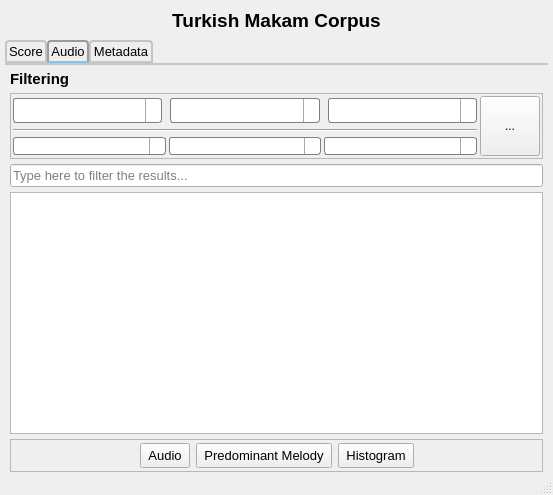
Above: ui_files/qt_designs/makam_main.ui from MTG/dunya-desktop before the change. Below: the same form after it.
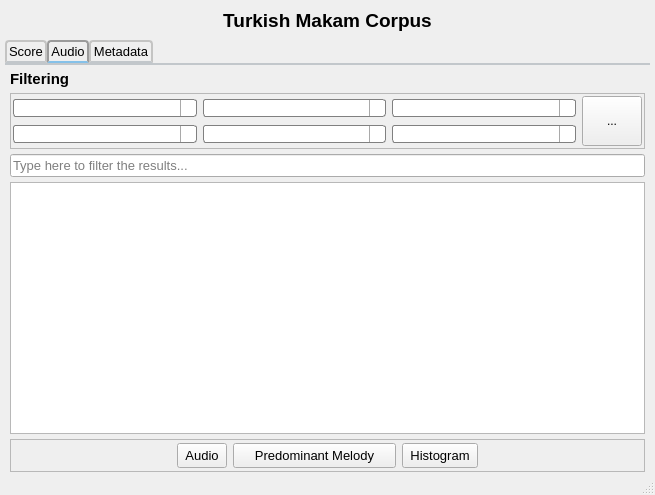
That is the form after the change. Icons and pictures are not drawn.

Commit message: Design is refactored - Comboboxes are arranged

```diff
--- a/ui_files/qt_designs/makam_main.ui
+++ b/ui_files/qt_designs/makam_main.ui
@@ -6,7 +6,7 @@
    <rect>
     <x>0</x>
     <y>0</y>
-    <width>553</width>
+    <width>655</width>
     <height>495</height>
    </rect>
   </property>
@@ -182,7 +182,7 @@
           <property name="lineWidth">
            <number>1</number>
           </property>
-          <layout class="QGridLayout" name="gridLayout_filtering" rowstretch="0,0,0,0">
+          <layout class="QGridLayout" name="gridLayout_filtering" rowstretch="0,0,0">
            <property name="sizeConstraint">
             <enum>QLayout::SetNoConstraint</enum>
            </property>
@@ -192,447 +192,23 @@
            <property name="spacing">
             <number>3</number>
            </property>
-           <item row="1" column="0">
-            <widget class="Line" name="line_seperator">
+           <item row="0" column="1">
+            <spacer name="horizontalSpacer_makam_form">
              <property name="orientation">
               <enum>Qt::Horizontal</enum>
              </property>
-            </widget>
-           </item>
-           <item row="2" column="0">
-            <layout class="QHBoxLayout" name="horizontalLayout_otheratt">
-             <item>
-              <widget class="QComboBox" name="comboBox_composer">
-               <property name="minimumSize">
-                <size>
-                 <width>104</width>
-                 <height>0</height>
-                </size>
-               </property>
-               <property name="styleSheet">
-                <string notr="true">QComboBox {
-    border: 1px solid gray;
-    border-radius: 3px;
-    /*padding: 1px 18px 1px 3px;*/
-    min-width: 6em;
-}
-
-QComboBox:editable {
-    background: white;
-}
-
-QComboBox:!editable, QComboBox::drop-down:editable {
-     background: qlineargradient(x1: 0, y1: 0, x2: 0, y2: 1,
-                                 stop: 0 #E1E1E1, stop: 0.4 #DDDDDD,
-                                 stop: 0.5 #D8D8D8, stop: 1.0 #D3D3D3);
-}
-
-/* QComboBox gets the &quot;on&quot; state when the popup is open */
-QComboBox:!editable:on, QComboBox::drop-down:editable:on {
-    background: qlineargradient(x1: 0, y1: 0, x2: 0, y2: 1,
-                                stop: 0 #D3D3D3, stop: 0.4 #D8D8D8,
-                                stop: 0.5 #DDDDDD, stop: 1.0 #E1E1E1);
-}
-
-QComboBox:on { /* shift the text when the popup opens */
-    padding-top: 3px;
-    padding-left: 4px;
-}
-
-QComboBox::drop-down {
-    subcontrol-origin: padding;
-    subcontrol-position: top right;
-    width: 15px;
-
-    border-left-width: 1px;
-    border-left-color: darkgray;
-    border-left-style: solid; /* just a single line */
-    border-top-right-radius: 3px; /* same radius as the QComboBox */
-    border-bottom-right-radius: 3px;
-}
-
-QComboBox::down-arrow {
-    image: url(/usr/share/icons/crystalsvg/16x16/actions/1downarrow.png);
-}
-
-QComboBox::down-arrow:on { /* shift the arrow when popup is open */
-    top: 1px;
-    left: 1px;
-}</string>
-               </property>
-              </widget>
-             </item>
-             <item>
-              <widget class="QComboBox" name="comboBox_performer">
-               <property name="styleSheet">
-                <string notr="true">QComboBox {
-    border: 1px solid gray;
-    border-radius: 3px;
-    /*padding: 1px 18px 1px 3px;*/
-    min-width: 6em;
-}
-
-QComboBox:editable {
-    background: white;
-}
-
-QComboBox:!editable, QComboBox::drop-down:editable {
-     background: qlineargradient(x1: 0, y1: 0, x2: 0, y2: 1,
-                                 stop: 0 #E1E1E1, stop: 0.4 #DDDDDD,
-                                 stop: 0.5 #D8D8D8, stop: 1.0 #D3D3D3);
-}
-
-/* QComboBox gets the &quot;on&quot; state when the popup is open */
-QComboBox:!editable:on, QComboBox::drop-down:editable:on {
-    background: qlineargradient(x1: 0, y1: 0, x2: 0, y2: 1,
-                                stop: 0 #D3D3D3, stop: 0.4 #D8D8D8,
-                                stop: 0.5 #DDDDDD, stop: 1.0 #E1E1E1);
-}
-
-QComboBox:on { /* shift the text when the popup opens */
-    padding-top: 3px;
-    padding-left: 4px;
-}
-
-QComboBox::drop-down {
-    subcontrol-origin: padding;
-    subcontrol-position: top right;
-    width: 15px;
-
-    border-left-width: 1px;
-    border-left-color: darkgray;
-    border-left-style: solid; /* just a single line */
-    border-top-right-radius: 3px; /* same radius as the QComboBox */
-    border-bottom-right-radius: 3px;
-}
-
-QComboBox::down-arrow {
-    image: url(/usr/share/icons/crystalsvg/16x16/actions/1downarrow.png);
-}
-
-QComboBox::down-arrow:on { /* shift the arrow when popup is open */
-    top: 1px;
-    left: 1px;
-}</string>
-               </property>
-              </widget>
-             </item>
-             <item>
-              <widget class="QComboBox" name="comboBox_instrument">
-               <property name="styleSheet">
-                <string notr="true">QComboBox {
-    border: 1px solid gray;
-    border-radius: 3px;
-    /*padding: 1px 18px 1px 3px;*/
-    min-width: 6em;
-}
-
-QComboBox:editable {
-    background: white;
-}
-
-QComboBox:!editable, QComboBox::drop-down:editable {
-     background: qlineargradient(x1: 0, y1: 0, x2: 0, y2: 1,
-                                 stop: 0 #E1E1E1, stop: 0.4 #DDDDDD,
-                                 stop: 0.5 #D8D8D8, stop: 1.0 #D3D3D3);
-}
-
-/* QComboBox gets the &quot;on&quot; state when the popup is open */
-QComboBox:!editable:on, QComboBox::drop-down:editable:on {
-    background: qlineargradient(x1: 0, y1: 0, x2: 0, y2: 1,
-                                stop: 0 #D3D3D3, stop: 0.4 #D8D8D8,
-                                stop: 0.5 #DDDDDD, stop: 1.0 #E1E1E1);
-}
-
-QComboBox:on { /* shift the text when the popup opens */
-    padding-top: 3px;
-    padding-left: 4px;
-}
-
-QComboBox::drop-down {
-    subcontrol-origin: padding;
-    subcontrol-position: top right;
-    width: 15px;
-
-    border-left-width: 1px;
-    border-left-color: darkgray;
-    border-left-style: solid; /* just a single line */
-    border-top-right-radius: 3px; /* same radius as the QComboBox */
-    border-bottom-right-radius: 3px;
-}
-
-QComboBox::down-arrow {
-    image: url(/usr/share/icons/crystalsvg/16x16/actions/1downarrow.png);
-}
-
-QComboBox::down-arrow:on { /* shift the arrow when popup is open */
-    top: 1px;
-    left: 1px;
-}</string>
-               </property>
-              </widget>
-             </item>
-            </layout>
-           </item>
-           <item row="0" column="0">
-            <layout class="QHBoxLayout" name="horizontalLayout_2">
-             <property name="spacing">
-              <number>3</number>
+             <property name="sizeType">
+              <enum>QSizePolicy::Fixed</enum>
              </property>
-             <property name="sizeConstraint">
-              <enum>QLayout::SetFixedSize</enum>
+             <property name="sizeHint" stdset="0">
+              <size>
+               <width>3</width>
+               <height>20</height>
+              </size>
              </property>
-             <item>
-              <widget class="QComboBox" name="comboBox_makam">
-               <property name="minimumSize">
-                <size>
-                 <width>125</width>
-                 <height>25</height>
-                </size>
-               </property>
-               <property name="font">
-                <font>
-                 <pointsize>8</pointsize>
-                </font>
-               </property>
-               <property name="statusTip">
-                <string>Select makam</string>
-               </property>
-               <property name="styleSheet">
-                <string notr="true">QComboBox {
-    border: 1px solid gray;
-    border-radius: 3px;
-    padding: 1px 18px 1px 3px;
-    min-width: 6em;
-}
-
-QComboBox:editable {
-    background: white;
-}
-
-QComboBox:!editable, QComboBox::drop-down:editable {
-     background: qlineargradient(x1: 0, y1: 0, x2: 0, y2: 1,
-                                 stop: 0 #E1E1E1, stop: 0.4 #DDDDDD,
-                                 stop: 0.5 #D8D8D8, stop: 1.0 #D3D3D3);
-}
-
-/* QComboBox gets the &quot;on&quot; state when the popup is open */
-QComboBox:!editable:on, QComboBox::drop-down:editable:on {
-    background: qlineargradient(x1: 0, y1: 0, x2: 0, y2: 1,
-                                stop: 0 #D3D3D3, stop: 0.4 #D8D8D8,
-                                stop: 0.5 #DDDDDD, stop: 1.0 #E1E1E1);
-}
-
-QComboBox:on { /* shift the text when the popup opens */
-    padding-top: 3px;
-    padding-left: 4px;
-}
-
-QComboBox::drop-down {
-    subcontrol-origin: padding;
-    subcontrol-position: top right;
-    width: 15px;
-
-    border-left-width: 1px;
-    border-left-color: darkgray;
-    border-left-style: solid; /* just a single line */
-    border-top-right-radius: 3px; /* same radius as the QComboBox */
-    border-bottom-right-radius: 3px;
-}
-
-QComboBox::down-arrow {
-    image: url(/usr/share/icons/crystalsvg/16x16/actions/1downarrow.png);
-}
-
-QComboBox::down-arrow:on { /* shift the arrow when popup is open */
-    top: 1px;
-    left: 1px;
-}</string>
-               </property>
-               <property name="editable">
-                <bool>true</bool>
-               </property>
-              </widget>
-             </item>
-             <item>
-              <spacer name="horizontalSpacer_makam_form">
-               <property name="orientation">
-                <enum>Qt::Horizontal</enum>
-               </property>
-               <property name="sizeType">
-                <enum>QSizePolicy::Fixed</enum>
-               </property>
-               <property name="sizeHint" stdset="0">
-                <size>
-                 <width>5</width>
-                 <height>20</height>
-                </size>
-               </property>
-              </spacer>
-             </item>
-             <item>
-              <widget class="QComboBox" name="comboBox_form">
-               <property name="minimumSize">
-                <size>
-                 <width>104</width>
-                 <height>25</height>
-                </size>
-               </property>
-               <property name="font">
-                <font>
-                 <pointsize>8</pointsize>
-                </font>
-               </property>
-               <property name="statusTip">
-                <string>Select form</string>
-               </property>
-               <property name="styleSheet">
-                <string notr="true">QComboBox {
-    border: 1px solid gray;
-    border-radius: 3px;
-    /*padding: 1px 18px 1px 3px;*/
-    min-width: 6em;
-}
-
-QComboBox:editable {
-    background: white;
-}
-
-QComboBox:!editable, QComboBox::drop-down:editable {
-     background: qlineargradient(x1: 0, y1: 0, x2: 0, y2: 1,
-                                 stop: 0 #E1E1E1, stop: 0.4 #DDDDDD,
-                                 stop: 0.5 #D8D8D8, stop: 1.0 #D3D3D3);
-}
-
-/* QComboBox gets the &quot;on&quot; state when the popup is open */
-QComboBox:!editable:on, QComboBox::drop-down:editable:on {
-    background: qlineargradient(x1: 0, y1: 0, x2: 0, y2: 1,
-                                stop: 0 #D3D3D3, stop: 0.4 #D8D8D8,
-                                stop: 0.5 #DDDDDD, stop: 1.0 #E1E1E1);
-}
-
-QComboBox:on { /* shift the text when the popup opens */
-    padding-top: 3px;
-    padding-left: 4px;
-}
-
-QComboBox::drop-down {
-    subcontrol-origin: padding;
-    subcontrol-position: top right;
-    width: 15px;
-
-    border-left-width: 1px;
-    border-left-color: darkgray;
-    border-left-style: solid; /* just a single line */
-    border-top-right-radius: 3px; /* same radius as the QComboBox */
-    border-bottom-right-radius: 3px;
-}
-
-QComboBox::down-arrow {
-    image: url(/usr/share/icons/crystalsvg/16x16/actions/1downarrow.png);
-}
-
-QComboBox::down-arrow:on { /* shift the arrow when popup is open */
-    top: 1px;
-    left: 1px;
-}</string>
-               </property>
-               <property name="editable">
-                <bool>true</bool>
-               </property>
-              </widget>
-             </item>
-             <item>
-              <spacer name="horizontalSpacer_form_usul">
-               <property name="orientation">
-                <enum>Qt::Horizontal</enum>
-               </property>
-               <property name="sizeType">
-                <enum>QSizePolicy::Fixed</enum>
-               </property>
-               <property name="sizeHint" stdset="0">
-                <size>
-                 <width>5</width>
-                 <height>20</height>
-                </size>
-               </property>
-              </spacer>
-             </item>
-             <item>
-              <widget class="QComboBox" name="comboBox_usul">
-               <property name="minimumSize">
-                <size>
-                 <width>104</width>
-                 <height>25</height>
-                </size>
-               </property>
-               <property name="font">
-                <font>
-                 <pointsize>8</pointsize>
-                </font>
-               </property>
-               <property name="statusTip">
-                <string>Select usul</string>
-               </property>
-               <property name="styleSheet">
-                <string notr="true">QComboBox {
-    border: 1px solid gray;
-    border-radius: 3px;
-    /*padding: 1px 18px 1px 3px;*/
-    min-width: 6em;
-}
-
-QComboBox:editable {
-    background: white;
-}
-
-QComboBox:!editable, QComboBox::drop-down:editable {
-     background: qlineargradient(x1: 0, y1: 0, x2: 0, y2: 1,
-                                 stop: 0 #E1E1E1, stop: 0.4 #DDDDDD,
-                                 stop: 0.5 #D8D8D8, stop: 1.0 #D3D3D3);
-}
-
-/* QComboBox gets the &quot;on&quot; state when the popup is open */
-QComboBox:!editable:on, QComboBox::drop-down:editable:on {
-    background: qlineargradient(x1: 0, y1: 0, x2: 0, y2: 1,
-                                stop: 0 #D3D3D3, stop: 0.4 #D8D8D8,
-                                stop: 0.5 #DDDDDD, stop: 1.0 #E1E1E1);
-}
-
-QComboBox:on { /* shift the text when the popup opens */
-    padding-top: 3px;
-    padding-left: 4px;
-}
-
-QComboBox::drop-down {
-    subcontrol-origin: padding;
-    subcontrol-position: top right;
-    width: 15px;
-
-    border-left-width: 1px;
-    border-left-color: darkgray;
-    border-left-style: solid; /* just a single line */
-    border-top-right-radius: 3px; /* same radius as the QComboBox */
-    border-bottom-right-radius: 3px;
-}
-
-QComboBox::down-arrow {
-    image: url(/usr/share/icons/crystalsvg/16x16/actions/1downarrow.png);
-}
-
-QComboBox::down-arrow:on { /* shift the arrow when popup is open */
-    top: 1px;
-    left: 1px;
-}</string>
-               </property>
-               <property name="editable">
-                <bool>true</bool>
-               </property>
-              </widget>
-             </item>
-            </layout>
+            </spacer>
            </item>
-           <item row="0" column="1" rowspan="3">
+           <item row="0" column="6" rowspan="2">
             <layout class="QHBoxLayout" name="horizontalLayout_query">
              <property name="spacing">
               <number>0</number>
@@ -641,8 +217,8 @@
               <widget class="QToolButton" name="toolButton_query">
                <property name="minimumSize">
                 <size>
-                 <width>60</width>
-                 <height>60</height>
+                 <width>50</width>
+                 <height>50</height>
                 </size>
                </property>
                <property name="maximumSize">
@@ -668,6 +244,386 @@
              </item>
             </layout>
            </item>
+           <item row="1" column="2">
+            <widget class="QComboBox" name="comboBox_performer">
+             <property name="styleSheet">
+              <string notr="true">QComboBox {
+    border: 1px solid gray;
+    border-radius: 3px;
+    /*padding: 1px 18px 1px 3px;*/
+    min-width: 6em;
+}
+
+QComboBox:editable {
+    background: white;
+}
+
+QComboBox:!editable, QComboBox::drop-down:editable {
+     background: qlineargradient(x1: 0, y1: 0, x2: 0, y2: 1,
+                                 stop: 0 #E1E1E1, stop: 0.4 #DDDDDD,
+                                 stop: 0.5 #D8D8D8, stop: 1.0 #D3D3D3);
+}
+
+/* QComboBox gets the &quot;on&quot; state when the popup is open */
+QComboBox:!editable:on, QComboBox::drop-down:editable:on {
+    background: qlineargradient(x1: 0, y1: 0, x2: 0, y2: 1,
+                                stop: 0 #D3D3D3, stop: 0.4 #D8D8D8,
+                                stop: 0.5 #DDDDDD, stop: 1.0 #E1E1E1);
+}
+
+QComboBox:on { /* shift the text when the popup opens */
+    padding-top: 3px;
+    padding-left: 4px;
+}
+
+QComboBox::drop-down {
+    subcontrol-origin: padding;
+    subcontrol-position: top right;
+    width: 15px;
+
+    border-left-width: 1px;
+    border-left-color: darkgray;
+    border-left-style: solid; /* just a single line */
+    border-top-right-radius: 3px; /* same radius as the QComboBox */
+    border-bottom-right-radius: 3px;
+}
+
+QComboBox::down-arrow {
+    image: url(/usr/share/icons/crystalsvg/16x16/actions/1downarrow.png);
+}
+
+QComboBox::down-arrow:on { /* shift the arrow when popup is open */
+    top: 1px;
+    left: 1px;
+}</string>
+             </property>
+             <property name="editable">
+              <bool>true</bool>
+             </property>
+            </widget>
+           </item>
+           <item row="0" column="0">
+            <widget class="QComboBox" name="comboBox_makam">
+             <property name="styleSheet">
+              <string notr="true">QComboBox {
+    border: 1px solid gray;
+    border-radius: 3px;
+    /*padding: 1px 18px 1px 3px;*/
+    min-width: 6em;
+}
+
+QComboBox:editable {
+    background: white;
+}
+
+QComboBox:!editable, QComboBox::drop-down:editable {
+     background: qlineargradient(x1: 0, y1: 0, x2: 0, y2: 1,
+                                 stop: 0 #E1E1E1, stop: 0.4 #DDDDDD,
+                                 stop: 0.5 #D8D8D8, stop: 1.0 #D3D3D3);
+}
+
+/* QComboBox gets the &quot;on&quot; state when the popup is open */
+QComboBox:!editable:on, QComboBox::drop-down:editable:on {
+    background: qlineargradient(x1: 0, y1: 0, x2: 0, y2: 1,
+                                stop: 0 #D3D3D3, stop: 0.4 #D8D8D8,
+                                stop: 0.5 #DDDDDD, stop: 1.0 #E1E1E1);
+}
+
+QComboBox:on { /* shift the text when the popup opens */
+    padding-top: 3px;
+    padding-left: 4px;
+}
+
+QComboBox::drop-down {
+    subcontrol-origin: padding;
+    subcontrol-position: top right;
+    width: 15px;
+
+    border-left-width: 1px;
+    border-left-color: darkgray;
+    border-left-style: solid; /* just a single line */
+    border-top-right-radius: 3px; /* same radius as the QComboBox */
+    border-bottom-right-radius: 3px;
+}
+
+QComboBox::down-arrow {
+    image: url(/usr/share/icons/crystalsvg/16x16/actions/1downarrow.png);
+}
+
+QComboBox::down-arrow:on { /* shift the arrow when popup is open */
+    top: 1px;
+    left: 1px;
+}</string>
+             </property>
+             <property name="editable">
+              <bool>true</bool>
+             </property>
+            </widget>
+           </item>
+           <item row="0" column="2">
+            <widget class="QComboBox" name="comboBox_form">
+             <property name="styleSheet">
+              <string notr="true">QComboBox {
+    border: 1px solid gray;
+    border-radius: 3px;
+    /*padding: 1px 18px 1px 3px;*/
+    min-width: 6em;
+}
+
+QComboBox:editable {
+    background: white;
+}
+
+QComboBox:!editable, QComboBox::drop-down:editable {
+     background: qlineargradient(x1: 0, y1: 0, x2: 0, y2: 1,
+                                 stop: 0 #E1E1E1, stop: 0.4 #DDDDDD,
+                                 stop: 0.5 #D8D8D8, stop: 1.0 #D3D3D3);
+}
+
+/* QComboBox gets the &quot;on&quot; state when the popup is open */
+QComboBox:!editable:on, QComboBox::drop-down:editable:on {
+    background: qlineargradient(x1: 0, y1: 0, x2: 0, y2: 1,
+                                stop: 0 #D3D3D3, stop: 0.4 #D8D8D8,
+                                stop: 0.5 #DDDDDD, stop: 1.0 #E1E1E1);
+}
+
+QComboBox:on { /* shift the text when the popup opens */
+    padding-top: 3px;
+    padding-left: 4px;
+}
+
+QComboBox::drop-down {
+    subcontrol-origin: padding;
+    subcontrol-position: top right;
+    width: 15px;
+
+    border-left-width: 1px;
+    border-left-color: darkgray;
+    border-left-style: solid; /* just a single line */
+    border-top-right-radius: 3px; /* same radius as the QComboBox */
+    border-bottom-right-radius: 3px;
+}
+
+QComboBox::down-arrow {
+    image: url(/usr/share/icons/crystalsvg/16x16/actions/1downarrow.png);
+}
+
+QComboBox::down-arrow:on { /* shift the arrow when popup is open */
+    top: 1px;
+    left: 1px;
+}</string>
+             </property>
+             <property name="editable">
+              <bool>true</bool>
+             </property>
+            </widget>
+           </item>
+           <item row="0" column="4">
+            <widget class="QComboBox" name="comboBox_usul">
+             <property name="styleSheet">
+              <string notr="true">QComboBox {
+    border: 1px solid gray;
+    border-radius: 3px;
+    /*padding: 1px 18px 1px 3px;*/
+    min-width: 6em;
+}
+
+QComboBox:editable {
+    background: white;
+}
+
+QComboBox:!editable, QComboBox::drop-down:editable {
+     background: qlineargradient(x1: 0, y1: 0, x2: 0, y2: 1,
+                                 stop: 0 #E1E1E1, stop: 0.4 #DDDDDD,
+                                 stop: 0.5 #D8D8D8, stop: 1.0 #D3D3D3);
+}
+
+/* QComboBox gets the &quot;on&quot; state when the popup is open */
+QComboBox:!editable:on, QComboBox::drop-down:editable:on {
+    background: qlineargradient(x1: 0, y1: 0, x2: 0, y2: 1,
+                                stop: 0 #D3D3D3, stop: 0.4 #D8D8D8,
+                                stop: 0.5 #DDDDDD, stop: 1.0 #E1E1E1);
+}
+
+QComboBox:on { /* shift the text when the popup opens */
+    padding-top: 3px;
+    padding-left: 4px;
+}
+
+QComboBox::drop-down {
+    subcontrol-origin: padding;
+    subcontrol-position: top right;
+    width: 15px;
+
+    border-left-width: 1px;
+    border-left-color: darkgray;
+    border-left-style: solid; /* just a single line */
+    border-top-right-radius: 3px; /* same radius as the QComboBox */
+    border-bottom-right-radius: 3px;
+}
+
+QComboBox::down-arrow {
+    image: url(/usr/share/icons/crystalsvg/16x16/actions/1downarrow.png);
+}
+
+QComboBox::down-arrow:on { /* shift the arrow when popup is open */
+    top: 1px;
+    left: 1px;
+}</string>
+             </property>
+             <property name="editable">
+              <bool>true</bool>
+             </property>
+            </widget>
+           </item>
+           <item row="1" column="4">
+            <widget class="QComboBox" name="comboBox_instrument">
+             <property name="styleSheet">
+              <string notr="true">QComboBox {
+    border: 1px solid gray;
+    border-radius: 3px;
+    /*padding: 1px 18px 1px 3px;*/
+    min-width: 6em;
+}
+
+QComboBox:editable {
+    background: white;
+}
+
+QComboBox:!editable, QComboBox::drop-down:editable {
+     background: qlineargradient(x1: 0, y1: 0, x2: 0, y2: 1,
+                                 stop: 0 #E1E1E1, stop: 0.4 #DDDDDD,
+                                 stop: 0.5 #D8D8D8, stop: 1.0 #D3D3D3);
+}
+
+/* QComboBox gets the &quot;on&quot; state when the popup is open */
+QComboBox:!editable:on, QComboBox::drop-down:editable:on {
+    background: qlineargradient(x1: 0, y1: 0, x2: 0, y2: 1,
+                                stop: 0 #D3D3D3, stop: 0.4 #D8D8D8,
+                                stop: 0.5 #DDDDDD, stop: 1.0 #E1E1E1);
+}
+
+QComboBox:on { /* shift the text when the popup opens */
+    padding-top: 3px;
+    padding-left: 4px;
+}
+
+QComboBox::drop-down {
+    subcontrol-origin: padding;
+    subcontrol-position: top right;
+    width: 15px;
+
+    border-left-width: 1px;
+    border-left-color: darkgray;
+    border-left-style: solid; /* just a single line */
+    border-top-right-radius: 3px; /* same radius as the QComboBox */
+    border-bottom-right-radius: 3px;
+}
+
+QComboBox::down-arrow {
+    image: url(/usr/share/icons/crystalsvg/16x16/actions/1downarrow.png);
+}
+
+QComboBox::down-arrow:on { /* shift the arrow when popup is open */
+    top: 1px;
+    left: 1px;
+}</string>
+             </property>
+             <property name="editable">
+              <bool>true</bool>
+             </property>
+            </widget>
+           </item>
+           <item row="1" column="3">
+            <spacer name="horizontalSpacer_perf_inst">
+             <property name="orientation">
+              <enum>Qt::Horizontal</enum>
+             </property>
+             <property name="sizeType">
+              <enum>QSizePolicy::Fixed</enum>
+             </property>
+             <property name="sizeHint" stdset="0">
+              <size>
+               <width>3</width>
+               <height>20</height>
+              </size>
+             </property>
+            </spacer>
+           </item>
+           <item row="1" column="0">
+            <widget class="QComboBox" name="comboBox_composer">
+             <property name="styleSheet">
+              <string notr="true">QComboBox {
+    border: 1px solid gray;
+    border-radius: 3px;
+    /*padding: 1px 18px 1px 3px;*/
+    min-width: 6em;
+}
+
+QComboBox:editable {
+    background: white;
+}
+
+QComboBox:!editable, QComboBox::drop-down:editable {
+     background: qlineargradient(x1: 0, y1: 0, x2: 0, y2: 1,
+                                 stop: 0 #E1E1E1, stop: 0.4 #DDDDDD,
+                                 stop: 0.5 #D8D8D8, stop: 1.0 #D3D3D3);
+}
+
+/* QComboBox gets the &quot;on&quot; state when the popup is open */
+QComboBox:!editable:on, QComboBox::drop-down:editable:on {
+    background: qlineargradient(x1: 0, y1: 0, x2: 0, y2: 1,
+                                stop: 0 #D3D3D3, stop: 0.4 #D8D8D8,
+                                stop: 0.5 #DDDDDD, stop: 1.0 #E1E1E1);
+}
+
+QComboBox:on { /* shift the text when the popup opens */
+    padding-top: 3px;
+    padding-left: 4px;
+}
+
+QComboBox::drop-down {
+    subcontrol-origin: padding;
+    subcontrol-position: top right;
+    width: 15px;
+
+    border-left-width: 1px;
+    border-left-color: darkgray;
+    border-left-style: solid; /* just a single line */
+    border-top-right-radius: 3px; /* same radius as the QComboBox */
+    border-bottom-right-radius: 3px;
+}
+
+QComboBox::down-arrow {
+    image: url(/usr/share/icons/crystalsvg/16x16/actions/1downarrow.png);
+}
+
+QComboBox::down-arrow:on { /* shift the arrow when popup is open */
+    top: 1px;
+    left: 1px;
+}</string>
+             </property>
+             <property name="editable">
+              <bool>true</bool>
+             </property>
+            </widget>
+           </item>
+           <item row="0" column="5">
+            <spacer name="horizontalSpacer_usul_query">
+             <property name="orientation">
+              <enum>Qt::Horizontal</enum>
+             </property>
+             <property name="sizeType">
+              <enum>QSizePolicy::Fixed</enum>
+             </property>
+             <property name="sizeHint" stdset="0">
+              <size>
+               <width>3</width>
+               <height>20</height>
+              </size>
+             </property>
+            </spacer>
+           </item>
           </layout>
          </widget>
         </item>
```
Left out of the diff: 2 changed lines with no effect on the pictures. The commit also changes 2 other files.
